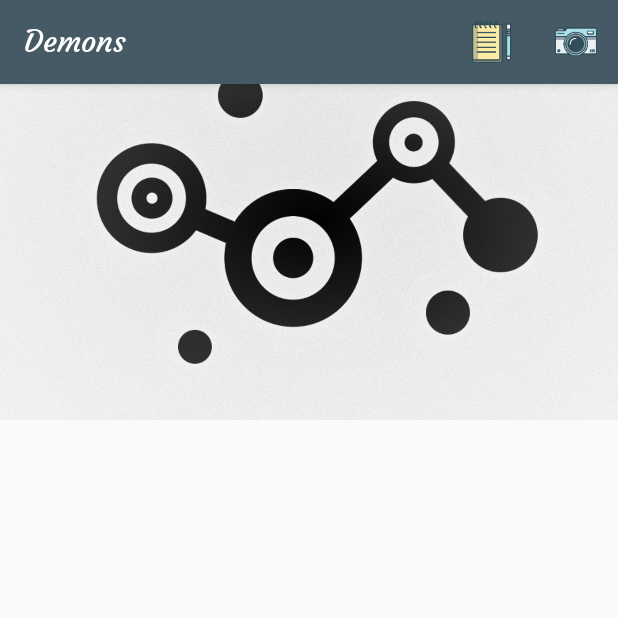
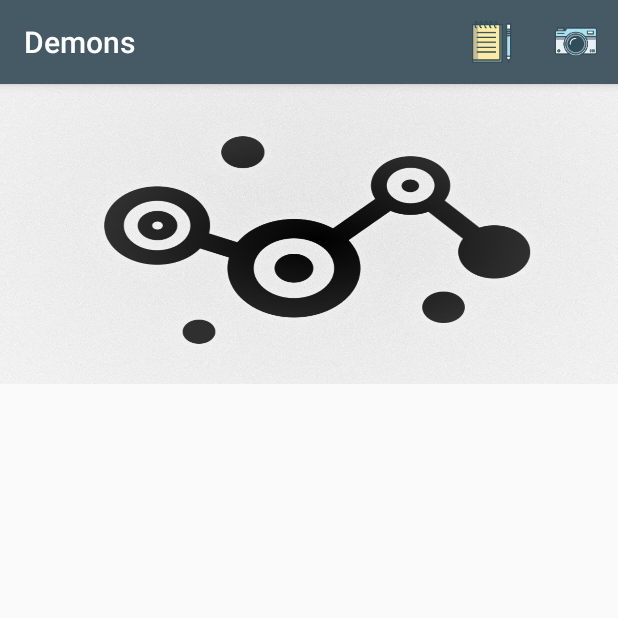
Before and after one commit to ShivanshPrakash/Demons, an Android app: the screen it shows after launch (MainActivity), after a tap on "Change Wallpaper", on a phone screen of 412 x 824 dp, the top half of it. Run offline under Robolectric (Android 15) with nearby library versions, the phone set to English and light mode, and no system bars.

Commit message:
:construction_worker: Revamp Project. Migrate to Androix

```diff
--- a/app/src/main/java/shivansh/demons/MainActivity.java
+++ b/app/src/main/java/shivansh/demons/MainActivity.java
@@ -12,19 +12,18 @@ import android.graphics.BitmapFactory;
 import android.net.Uri;
 import android.os.Bundle;
 import android.provider.MediaStore;
-import android.support.v4.app.ActivityCompat;
-import android.support.v4.content.ContextCompat;
-import android.support.v7.app.AlertDialog;
-import android.support.v7.app.AppCompatActivity;
-import android.support.v7.widget.LinearLayoutManager;
-import android.support.v7.widget.RecyclerView;
-import android.text.Spannable;
-import android.text.SpannableString;
 import android.view.Menu;
 import android.view.MenuItem;
 import android.widget.EditText;
 import android.widget.ImageView;
 import android.widget.Toast;
+
+import androidx.appcompat.app.AlertDialog;
+import androidx.appcompat.app.AppCompatActivity;
+import androidx.core.app.ActivityCompat;
+import androidx.core.content.ContextCompat;
+import androidx.recyclerview.widget.LinearLayoutManager;
+import androidx.recyclerview.widget.RecyclerView;
 
 import java.util.ArrayList;
 
@@ -42,14 +41,9 @@ public class MainActivity extends AppCompatActivity {
     protected void onCreate(Bundle savedInstanceState) {
         super.onCreate(savedInstanceState);
         setContentView(R.layout.activity_main);
-        SpannableString s = new SpannableString("Demons");
-        s.setSpan(new shivansh.demons.TypefaceSpan(this, "Courgette-Regular.ttf"), 0, s.length(), Spannable.SPAN_EXCLUSIVE_EXCLUSIVE);
-// Update the action bar title with the TypefaceSpan instance
-        android.support.v7.app.ActionBar actionBar = getSupportActionBar();
-        actionBar.setTitle(s);
         try {
             mContext = this;
-            ImageView imageView = (ImageView) findViewById(R.id.bgheader);
+            ImageView imageView = findViewById(R.id.bgheader);
             String path = getPreference(mContext, "imagePath");
 
             if (!(path == null || path.length() == 0 || path.equalsIgnoreCase(""))) {
@@ -57,10 +51,8 @@ public class MainActivity extends AppCompatActivity {
                 options.inSampleSize = 4;
                 Bitmap bitmap = BitmapFactory.decodeFile(path, options);
                 imageView.setImageBitmap(bitmap);
-                //imageView.setImageBitmap(getScaledBitmap(path, 800, 800));
             }
         } catch (Exception e) {
-            // TODO Auto-generated catch block
             e.printStackTrace();
         }
         dbHelper = new Database(this);
@@ -71,7 +63,7 @@ public class MainActivity extends AppCompatActivity {
         ArrayList<String> tasklist = dbHelper.getTaskList();
         int NUM_LIST_ITEMS = tasklist.size();
        if(!tasklist.isEmpty()){
-           Task = (RecyclerView) findViewById(R.id.Task);
+           Task = findViewById(R.id.Task);
            LinearLayoutManager layoutManager = new LinearLayoutManager(this);
            Task.setLayoutManager(layoutManager);
            Task.setHasFixedSize(true);
@@ -116,17 +108,7 @@ public class MainActivity extends AppCompatActivity {
         }
         return super.onOptionsItemSelected(item);
     }
-    /*
-    public  void deleteTask(View view){
-        View parent  = (View)view.getParent();
-        int val = parent.getId();
-        Log.d("Dekho...",val+" ");
-        TextView taskTextV = (TextView)findViewById(R.id.task_title);
-        String task  = String.valueOf(taskTextV.getText());
-        dbHelper.deleteTask(task);
-        loadTaskList();
-    }
-    */
+
     private boolean checkIfAlreadyhavePermission() {
         int result = ContextCompat.checkSelfPermission(this, Manifest.permission.READ_EXTERNAL_STORAGE);
         return result == PackageManager.PERMISSION_GRANTED;
@@ -166,13 +148,11 @@ public class MainActivity extends AppCompatActivity {
                 imgDecodableString = cursor.getString(columnIndex);
                 cursor.close();
                 setPreference(mContext, imgDecodableString, "imagePath");
-                ImageView imgView = (ImageView) findViewById(R.id.bgheader);
-                // Set the Image in ImageView after decoding the String
+                ImageView imgView = findViewById(R.id.bgheader);
                 BitmapFactory.Options options = new BitmapFactory.Options();
                 options.inSampleSize = 4;
                 Bitmap bitmap = BitmapFactory.decodeFile(imgDecodableString, options);
                 imgView.setImageBitmap(bitmap);
-                //BitmapFactory.decodeFile(imgDecodableString)
             } else {
                 Toast.makeText(this, "You haven't picked Image", Toast.LENGTH_LONG).show();
             }
--- a/app/src/main/java/shivansh/demons/MyAdapter.java
+++ b/app/src/main/java/shivansh/demons/MyAdapter.java
@@ -1,13 +1,14 @@
 package shivansh.demons;
 
 import android.content.Context;
-import android.support.v7.widget.RecyclerView;
 import android.util.Log;
 import android.view.LayoutInflater;
 import android.view.View;
 import android.view.ViewGroup;
 import android.widget.ImageButton;
 import android.widget.TextView;
+
+import androidx.recyclerview.widget.RecyclerView;
 
 import java.util.ArrayList;
 
--- a/app/src/main/java/shivansh/demons/TypefaceSpan.java
+++ b/app/src/main/java/shivansh/demons/TypefaceSpan.java
@@ -3,9 +3,9 @@ package shivansh.demons;
 import android.content.Context;
 import android.graphics.Paint;
 import android.graphics.Typeface;
-import android.support.v4.util.LruCache;
 import android.text.TextPaint;
 import android.text.style.MetricAffectingSpan;
+import android.util.LruCache;
 
 public class TypefaceSpan extends MetricAffectingSpan {
     private static LruCache<String, Typeface> sTypefaceCache = new LruCache<String, Typeface>(12);
--- a/app/src/main/res/layout/activity_main.xml
+++ b/app/src/main/res/layout/activity_main.xml
@@ -1,55 +1,21 @@
-<android.support.design.widget.CoordinatorLayout
-
-    xmlns:android="http://schemas.android.com/apk/res/android"
+<LinearLayout xmlns:android="http://schemas.android.com/apk/res/android"
     xmlns:app="http://schemas.android.com/apk/res-auto"
-    xmlns:tools="http://schemas.android.com/tools"
     android:id="@+id/main_content"
     android:layout_width="match_parent"
     android:layout_height="match_parent"
-    android:fitsSystemWindows="true">
-
-    <android.support.design.widget.AppBarLayout
-        android:id="@+id/MyAppbar"
-        android:layout_width="match_parent"
-        android:layout_height="280dp"
-        android:fitsSystemWindows="true">
-
-        <android.support.design.widget.CollapsingToolbarLayout
-            android:id="@+id/collapse_toolbar"
-            android:layout_width="match_parent"
-            android:layout_height="match_parent"
     android:fitsSystemWindows="true"
-            app:contentScrim="?attr/colorPrimary"
-            app:expandedTitleMarginStart="16dp"
-            app:layout_scrollFlags="scroll|exitUntilCollapsed">
+    android:orientation="vertical">
 
     <ImageView
         android:id="@+id/bgheader"
         android:layout_width="match_parent"
-                android:layout_height="match_parent"
+        android:layout_height="200dp"
         android:contentDescription="@string/imgdes"
-                android:fitsSystemWindows="true"
-                android:scaleType="centerCrop"
-                app:layout_collapseMode="pin"
+        android:scaleType="fitXY"
         app:srcCompat="@drawable/mm" />
-            <android.support.v7.widget.Toolbar
-                android:id="@+id/MyToolbar"
-                android:layout_width="match_parent"
-                android:layout_height="?attr/actionBarSize"
-                app:layout_collapseMode="pin"
-                />
 
-        </android.support.design.widget.CollapsingToolbarLayout>
-
-    </android.support.design.widget.AppBarLayout>
-
-        <android.support.v7.widget.RecyclerView
+    <androidx.recyclerview.widget.RecyclerView
         android:id="@+id/Task"
         android:layout_width="match_parent"
-            android:layout_height="match_parent"
-            android:layout_marginBottom="40dp"
-            app:layout_behavior="@string/appbar_scrolling_view_behavior"
-            tools:layout_editor_absoluteY="193dp" />
-
-
-</android.support.design.widget.CoordinatorLayout>
+        android:layout_height="match_parent" />
+</LinearLayout>
--- a/build.gradle
+++ b/build.gradle
@@ -3,9 +3,10 @@
 buildscript {
     repositories {
         jcenter()
+        google()
     }
     dependencies {
-        classpath 'com.android.tools.build:gradle:2.3.3'
+        classpath 'com.android.tools.build:gradle:3.5.3'
 
         // NOTE: Do not place your application dependencies here; they belong
         // in the individual module build.gradle files
@@ -15,6 +16,7 @@ buildscript {
 allprojects {
     repositories {
         jcenter()
+        google()
     }
 }
 
```
Also changed, not shown: app/build.gradle (+13 -14 lines), app/src/main/res/layout/row.xml (+4 -3 lines), gradle/wrapper/gradle-wrapper.properties. Lines whose indentation alone changed are shown as unchanged.
